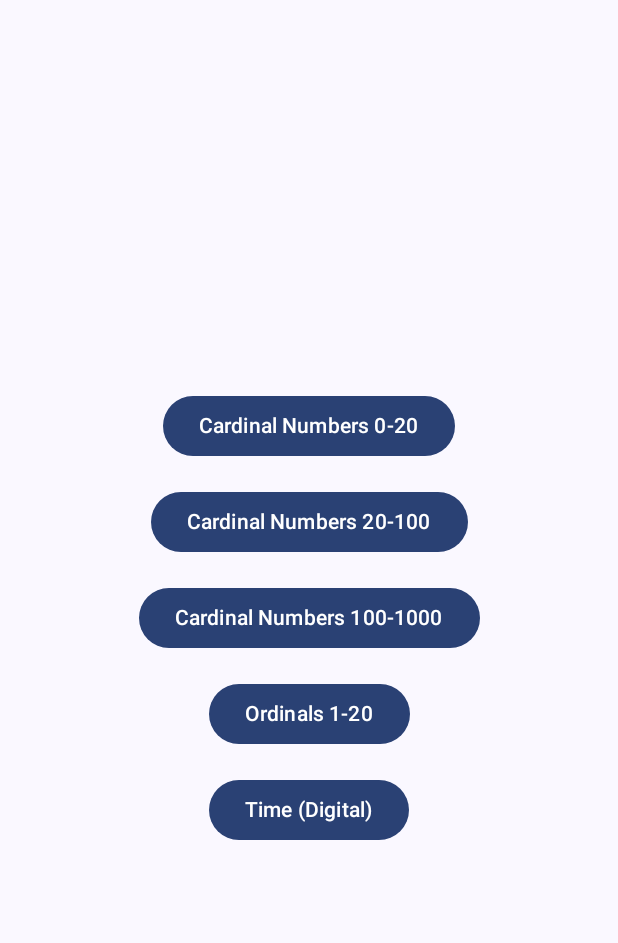
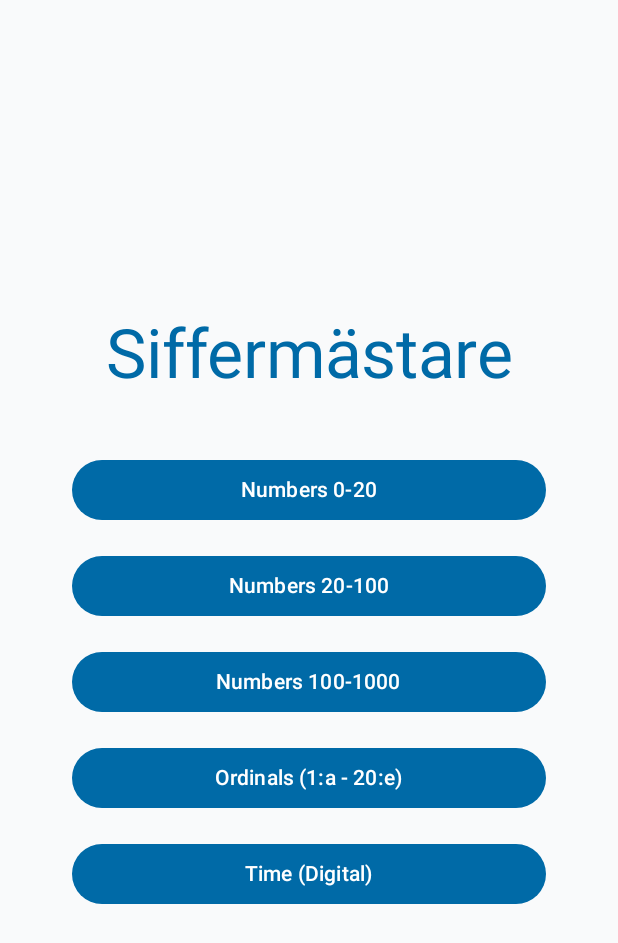
Before and after one commit to SergeyVlSorokin/Siffermastare, an Android app built with Jetpack Compose: the screen it shows after launch (MainActivity), on a phone screen of 412 x 824 dp. Shown: the top 943 px of the screen. Run offline under Robolectric (Android 15) with nearby library versions, the phone set to English and light mode, and no system bars.

Commit message:
Improve UI

```diff
--- a/app/src/main/java/com/siffermastare/ui/components/Numpad.kt
+++ b/app/src/main/java/com/siffermastare/ui/components/Numpad.kt
@@ -87,7 +87,8 @@ fun Numpad(
                 onClick = onBackspaceClick,
                 modifier = Modifier.size(80.dp),
                 colors = ButtonDefaults.buttonColors(
-                    containerColor = MaterialTheme.colorScheme.secondary
+                    containerColor = MaterialTheme.colorScheme.secondary,
+                    contentColor = MaterialTheme.colorScheme.onSecondary
                 )
             ) {
                 Icon(
--- a/app/src/main/java/com/siffermastare/ui/home/HomeScreen.kt
+++ b/app/src/main/java/com/siffermastare/ui/home/HomeScreen.kt
@@ -3,6 +3,7 @@ package com.siffermastare.ui.home
 import androidx.compose.foundation.layout.Arrangement
 import androidx.compose.foundation.layout.Column
 import androidx.compose.foundation.layout.fillMaxSize
+import androidx.compose.foundation.layout.fillMaxWidth
 import androidx.compose.foundation.layout.padding
 import androidx.compose.material3.Button
 import androidx.compose.material3.Text
@@ -12,6 +13,7 @@ import androidx.compose.ui.Modifier
 import androidx.compose.ui.unit.dp
 import androidx.navigation.NavController
 import androidx.compose.ui.res.stringResource
+import androidx.compose.material3.MaterialTheme
 import com.siffermastare.R
 import com.siffermastare.ui.navigation.Screen
 import com.siffermastare.ui.theme.SiffermästareTheme
@@ -36,47 +38,45 @@ fun HomeScreen(
         horizontalAlignment = Alignment.CenterHorizontally,
         verticalArrangement = Arrangement.Center
     ) {
+        // App Header
+        Text(
+            text = "Siffermästare",
+            style = MaterialTheme.typography.displayMedium,
+            color = MaterialTheme.colorScheme.primary,
+            modifier = Modifier.padding(bottom = 32.dp)
+        )
+
         Button(
-            onClick = {
-                navController.navigate(Screen.Lesson.createRoute("cardinal_0_20"))
-            },
-            modifier = Modifier.padding(8.dp)
+            onClick = { navController.navigate(Screen.Lesson.createRoute("cardinal_0_20")) },
+            modifier = Modifier.fillMaxWidth().padding(horizontal = 32.dp, vertical = 8.dp)
         ) {
-            Text("Cardinal Numbers 0-20")
+            Text("Numbers 0-20")
         }
 
         Button(
-            onClick = {
-                navController.navigate(Screen.Lesson.createRoute("cardinal_20_100"))
-            },
-            modifier = Modifier.padding(8.dp)
+            onClick = { navController.navigate(Screen.Lesson.createRoute("cardinal_20_100")) },
+            modifier = Modifier.fillMaxWidth().padding(horizontal = 32.dp, vertical = 8.dp)
         ) {
-            Text("Cardinal Numbers 20-100")
+            Text("Numbers 20-100")
         }
 
         Button(
-            onClick = {
-                navController.navigate(Screen.Lesson.createRoute("cardinal_100_1000"))
-            },
-            modifier = Modifier.padding(8.dp)
+            onClick = { navController.navigate(Screen.Lesson.createRoute("cardinal_100_1000")) },
+            modifier = Modifier.fillMaxWidth().padding(horizontal = 32.dp, vertical = 8.dp)
         ) {
-            Text("Cardinal Numbers 100-1000")
+            Text("Numbers 100-1000")
         }
 
         Button(
-            onClick = {
-                navController.navigate(Screen.Lesson.createRoute("ordinal_1_20"))
-            },
-            modifier = Modifier.padding(8.dp)
+            onClick = { navController.navigate(Screen.Lesson.createRoute("ordinal_1_20")) },
+            modifier = Modifier.fillMaxWidth().padding(horizontal = 32.dp, vertical = 8.dp)
         ) {
-            Text("Ordinals 1-20")
+            Text("Ordinals (1:a - 20:e)")
         }
 
         Button(
-            onClick = {
-                navController.navigate(Screen.Lesson.createRoute("time_digital"))
-            },
-            modifier = Modifier.padding(8.dp)
+            onClick = { navController.navigate(Screen.Lesson.createRoute("time_digital")) },
+            modifier = Modifier.fillMaxWidth().padding(horizontal = 32.dp, vertical = 8.dp)
         ) {
             Text("Time (Digital)")
         }
--- a/app/src/main/java/com/siffermastare/ui/lesson/LessonScreen.kt
+++ b/app/src/main/java/com/siffermastare/ui/lesson/LessonScreen.kt
@@ -37,6 +37,7 @@ import kotlinx.coroutines.launch
 import androidx.lifecycle.viewmodel.compose.viewModel
 import com.siffermastare.SiffermastareApplication
 import com.siffermastare.ui.lesson.LessonViewModelFactory
+import com.siffermastare.ui.theme.CorrectGreen
 
 /**
  * Lesson screen composable.
@@ -155,7 +156,7 @@ fun LessonScreen(
                 Text(
                     text = stringResource(R.string.lesson_progress_format, uiState.questionCount, uiState.totalQuestions),
                     style = MaterialTheme.typography.labelLarge,
-                    color = MaterialTheme.colorScheme.secondary
+                    color = MaterialTheme.colorScheme.onBackground // Fix: Was secondary(yellow)
                 )
 
                 Spacer(modifier = Modifier.height(8.dp))
@@ -189,9 +190,9 @@ fun LessonScreen(
 
                 // User Input Display with Color and Shake
                 val textColor = when (uiState.answerState) {
-                    AnswerState.CORRECT -> Color.Green // Or use a defined safe green
-                    AnswerState.INCORRECT -> Color.Red
-                    AnswerState.NEUTRAL -> MaterialTheme.colorScheme.primary
+                    AnswerState.CORRECT -> CorrectGreen // Fix: Was Color.Green
+                    AnswerState.INCORRECT -> MaterialTheme.colorScheme.error
+                    AnswerState.NEUTRAL -> MaterialTheme.colorScheme.onBackground
                 }
 
                 Text(
--- a/app/src/main/java/com/siffermastare/ui/theme/Color.kt
+++ b/app/src/main/java/com/siffermastare/ui/theme/Color.kt
@@ -2,10 +2,18 @@ package com.siffermastare.ui.theme
 
 import androidx.compose.ui.graphics.Color
 
-val Purple80 = Color(0xFFD0BCFF)
-val PurpleGrey80 = Color(0xFFCCC2DC)
-val Pink80 = Color(0xFFEFB8C8)
+// Swedish Identity Colors
+val SwedishBlue = Color(0xFF006AA7)
+val SwedishYellow = Color(0xFFFECC02)
 
-val Purple40 = Color(0xFF6650a4)
-val PurpleGrey40 = Color(0xFF625b71)
-val Pink40 = Color(0xFF7D5260)
+// Light Theme
+val NeutralBgLight = Color(0xFFF9FAFB) // Paper white/gray
+val SurfaceLight = Color(0xFFFFFFFF)
+val TextPrimaryLight = Color(0xFF1F2937)
+
+// Dark Theme
+val NeutralBgDark = Color(0xFF111827) // Dark Navy/Black
+val SurfaceDark = Color(0xFF1F2937)
+val TextPrimaryDark = Color(0xFFF9FAFB)
+val SwedishBlueDark = Color(0xFF3B9AD9) // Lighter blue for dark mode
+val CorrectGreen = Color(0xFF16A34A) // Darker accessible green
--- a/app/src/main/java/com/siffermastare/ui/theme/Theme.kt
+++ b/app/src/main/java/com/siffermastare/ui/theme/Theme.kt
@@ -2,6 +2,7 @@ package com.siffermastare.ui.theme
 
 import android.os.Build
 import androidx.compose.foundation.isSystemInDarkTheme
+import androidx.compose.ui.graphics.Color
 import androidx.compose.material3.MaterialTheme
 import androidx.compose.material3.darkColorScheme
 import androidx.compose.material3.dynamicDarkColorScheme
@@ -11,32 +12,32 @@ import androidx.compose.runtime.Composable
 import androidx.compose.ui.platform.LocalContext
 
 private val DarkColorScheme = darkColorScheme(
-    primary = Purple80,
-    secondary = PurpleGrey80,
-    tertiary = Pink80
+    primary = SwedishBlueDark,
+    secondary = SwedishYellow,
+    background = NeutralBgDark,
+    surface = SurfaceDark,
+    onPrimary = Color.White,
+    onSecondary = Color.Black,
+    onBackground = TextPrimaryDark,
+    onSurface = TextPrimaryDark
 )
 
 private val LightColorScheme = lightColorScheme(
-    primary = Purple40,
-    secondary = PurpleGrey40,
-    tertiary = Pink40
-
-    /* Other default colors to override
-    background = Color(0xFFFFFBFE),
-    surface = Color(0xFFFFFBFE),
+    primary = SwedishBlue,
+    secondary = SwedishYellow,
+    background = NeutralBgLight,
+    surface = SurfaceLight,
     onPrimary = Color.White,
-    onSecondary = Color.White,
-    onTertiary = Color.White,
-    onBackground = Color(0xFF1C1B1F),
-    onSurface = Color(0xFF1C1B1F),
-    */
+    onSecondary = Color.Black, // Contrast on Yellow
+    onBackground = TextPrimaryLight,
+    onSurface = TextPrimaryLight
 )
 
 @Composable
 fun SiffermästareTheme(
     darkTheme: Boolean = isSystemInDarkTheme(),
-    // Dynamic color is available on Android 12+
-    dynamicColor: Boolean = true,
+    // Disable dynamic color to enforce our branding
+    dynamicColor: Boolean = false,
     content: @Composable () -> Unit
 ) {
     val colorScheme = when {
--- a/app/src/main/java/com/siffermastare/ui/theme/Type.kt
+++ b/app/src/main/java/com/siffermastare/ui/theme/Type.kt
@@ -6,8 +6,28 @@ import androidx.compose.ui.text.font.FontFamily
 import androidx.compose.ui.text.font.FontWeight
 import androidx.compose.ui.unit.sp
 
-// Set of Material typography styles to start with
 val Typography = Typography(
+    displayLarge = TextStyle(
+        fontFamily = FontFamily.Default,
+        fontWeight = FontWeight.Bold,
+        fontSize = 57.sp,
+        lineHeight = 64.sp,
+        letterSpacing = (-0.25).sp
+    ),
+    titleMedium = TextStyle( // Instructions
+        fontFamily = FontFamily.Default,
+        fontWeight = FontWeight.Medium,
+        fontSize = 22.sp,
+        lineHeight = 28.sp,
+        letterSpacing = 0.sp
+    ),
+    labelLarge = TextStyle( // Buttons
+        fontFamily = FontFamily.Default,
+        fontWeight = FontWeight.Medium,
+        fontSize = 14.sp,
+        lineHeight = 20.sp,
+        letterSpacing = 0.1.sp
+    ),
     bodyLarge = TextStyle(
         fontFamily = FontFamily.Default,
         fontWeight = FontWeight.Normal,
@@ -15,20 +35,4 @@ val Typography = Typography(
         lineHeight = 24.sp,
         letterSpacing = 0.5.sp
     )
-    /* Other default text styles to override
-    titleLarge = TextStyle(
-        fontFamily = FontFamily.Default,
-        fontWeight = FontWeight.Normal,
-        fontSize = 22.sp,
-        lineHeight = 28.sp,
-        letterSpacing = 0.sp
-    ),
-    labelSmall = TextStyle(
-        fontFamily = FontFamily.Default,
-        fontWeight = FontWeight.Medium,
-        fontSize = 11.sp,
-        lineHeight = 16.sp,
-        letterSpacing = 0.5.sp
-    )
-    */
 )
```
Also changed, not shown: 2 other files.
